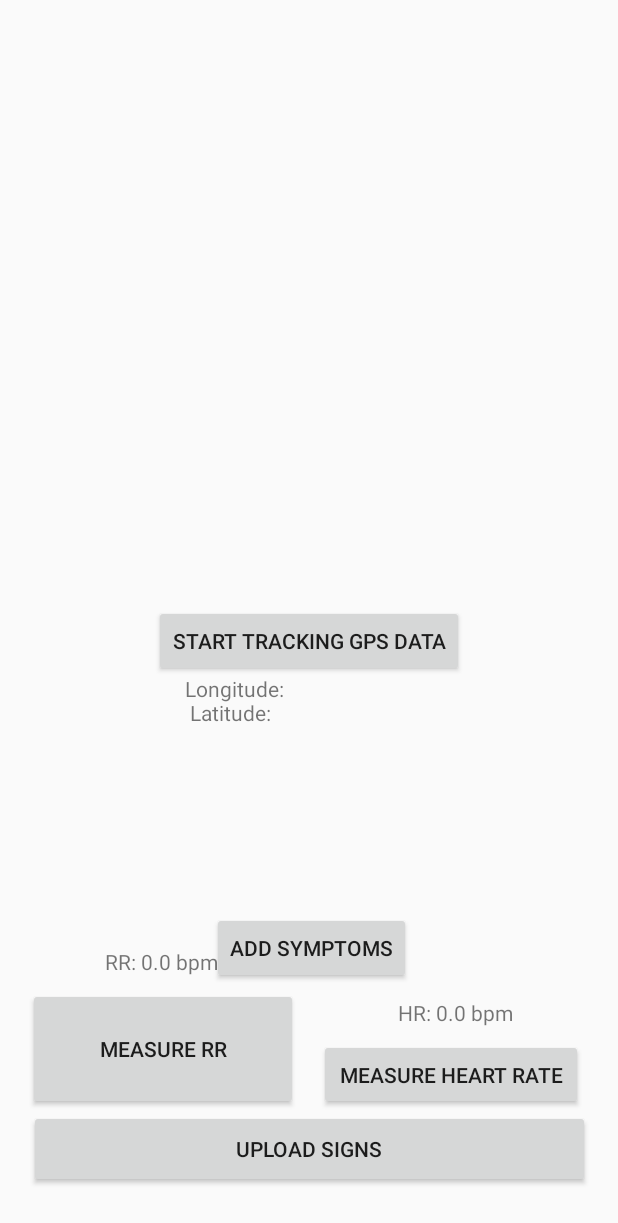
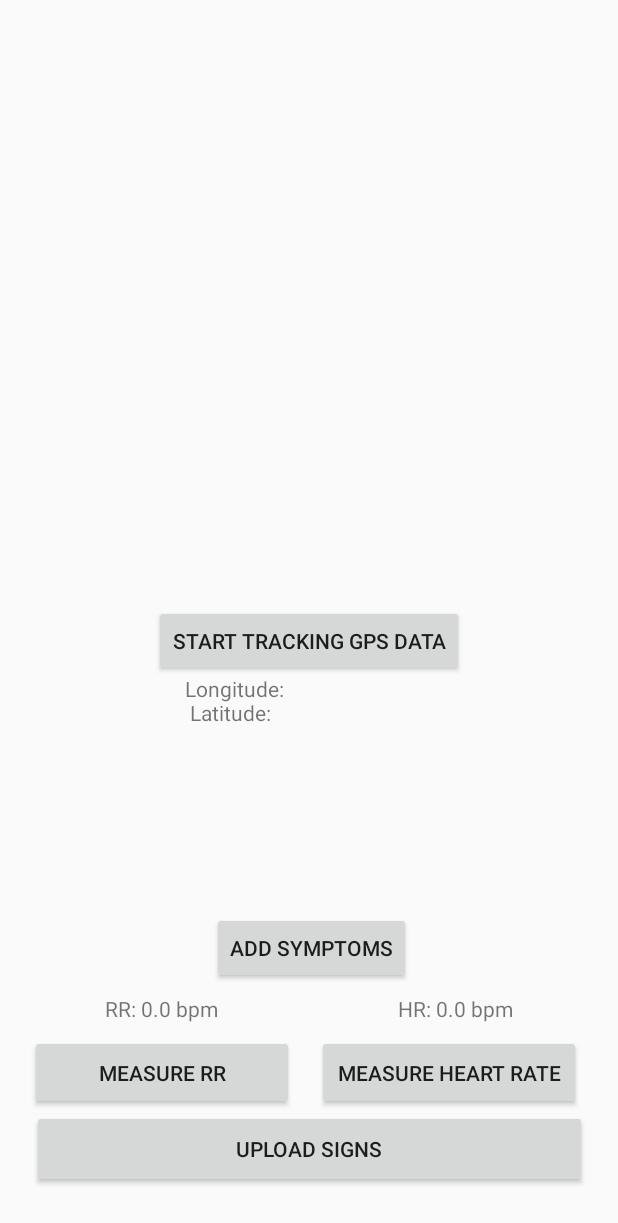
Before and after one commit to aOlmo/android-projects, an Android app: the screen it shows after launch (MainActivity), on a phone screen of 412 x 824 dp. Shown: the top 1223 px of the screen. Run offline under Robolectric (Android 15) with nearby library versions, the phone set to English and light mode, and no system bars; libraries missing offline, so code that uses them is left out: com.arthenica.mobileffmpeg.

Commit message:
[a2]: Added small layout touches

```diff
--- a/Assignment1/app/src/main/res/layout/activity_main.xml
+++ b/Assignment1/app/src/main/res/layout/activity_main.xml
@@ -31,7 +31,7 @@
     <Button
         android:id="@+id/buttonHR"
         android:layout_width="176dp"
-        android:layout_height="47dp"
+        android:layout_height="50dp"
         android:layout_marginEnd="10dp"
         android:layout_marginRight="10dp"
         android:layout_marginBottom="84dp"
@@ -44,8 +44,8 @@
 
     <Button
         android:id="@+id/startRR"
-        android:layout_width="180dp"
-        android:layout_height="0dp"
+        android:layout_width="176dp"
+        android:layout_height="50dp"
         android:layout_marginStart="5dp"
         android:layout_marginLeft="5dp"
         android:layout_marginBottom="84dp"
@@ -75,7 +75,7 @@
 
     <Button
         android:id="@+id/buttonUploadSigns"
-        android:layout_width="374dp"
+        android:layout_width="370dp"
         android:layout_height="52dp"
         android:layout_marginStart="10dp"
         android:layout_marginLeft="10dp"
@@ -154,9 +154,9 @@
         android:layout_width="wrap_content"
         android:layout_height="wrap_content"
         android:layout_marginBottom="34dp"
+        android:onClick="sendDBToServer"
         android:text="Send GPS data to server"
         android:visibility="gone"
-        android:onClick="sendDBToServer"
         app:layout_constraintBottom_toTopOf="@+id/buttonSaveGPS"
         app:layout_constraintEnd_toEndOf="parent"
         app:layout_constraintHorizontal_bias="0.5"
```
